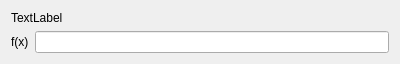
Before: the Qt Designer form subProj/SubSpectrumEditor/spectrumeditorcustomcfunction.ui in DawidMaciazek/Polichromator, drawn with Qt 5.
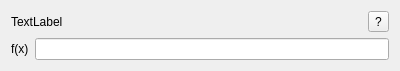
After: the same form once the commit is applied.

The edit to the form file:
```diff
--- a/subProj/SubSpectrumEditor/spectrumeditorcustomcfunction.ui
+++ b/subProj/SubSpectrumEditor/spectrumeditorcustomcfunction.ui
@@ -15,11 +15,22 @@
   </property>
   <layout class="QVBoxLayout" name="verticalLayout">
    <item>
+    <layout class="QHBoxLayout" name="horizontalLayout_2">
+     <item>
     <widget class="QLabel" name="labelFunctionExp">
      <property name="text">
       <string>TextLabel</string>
      </property>
     </widget>
+     </item>
+     <item>
+      <widget class="QToolButton" name="buttonHelp">
+       <property name="text">
+        <string>?</string>
+       </property>
+      </widget>
+     </item>
+    </layout>
    </item>
    <item>
     <layout class="QHBoxLayout" name="horizontalLayout">
```
Lines whose indentation alone changed are shown as unchanged.
